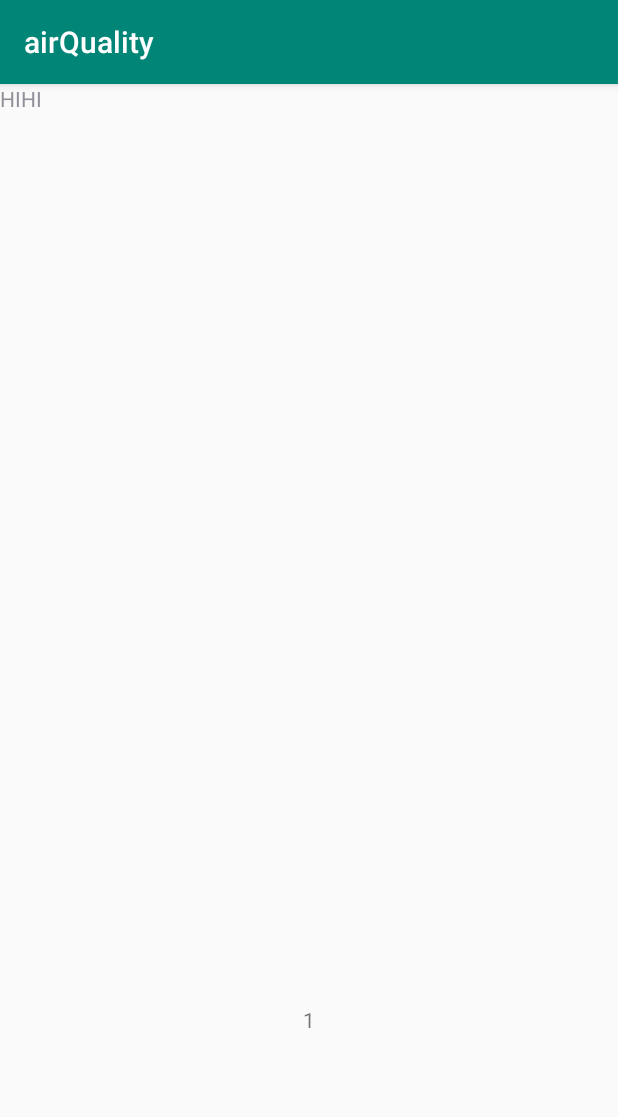
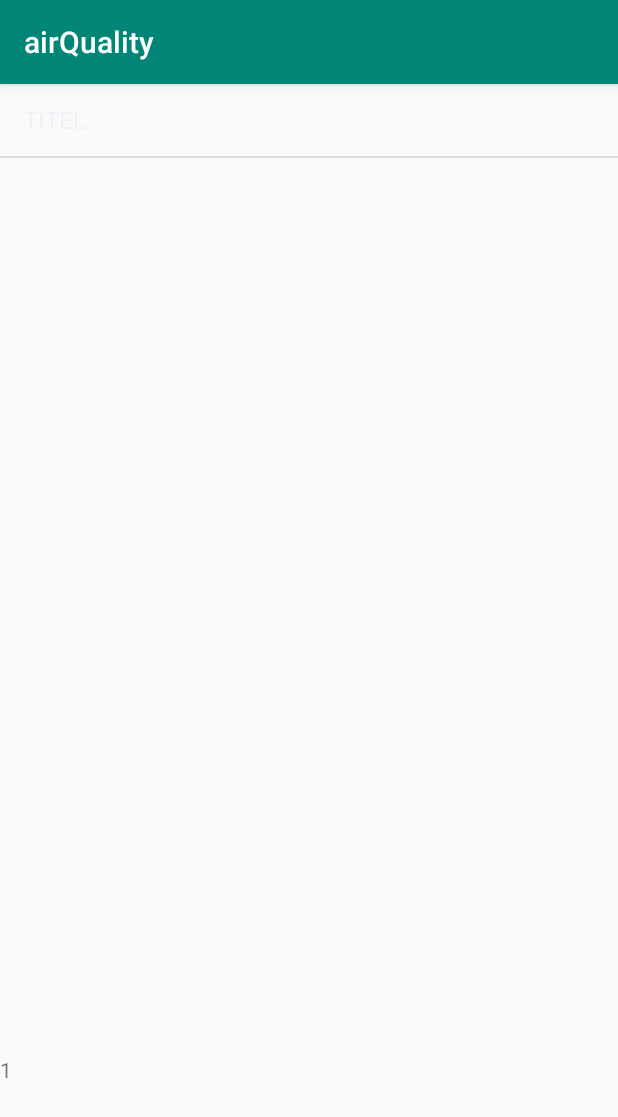
Before and after one commit to yi-shiou/Android_airQuality, an Android app: the screen it shows after launch (MainActivity), on a phone screen of 412 x 824 dp. Shown: the top 1117 px of the screen. Run offline under Robolectric (Android 15) with nearby library versions, the phone set to English and light mode, and no system bars; 1 statement that could not run was skipped.

Commit message:
show air info in listView

```diff
--- a/app/src/main/java/com/example/airquality/MainActivity.java
+++ b/app/src/main/java/com/example/airquality/MainActivity.java
@@ -14,6 +14,9 @@ import android.net.NetworkInfo;
 import android.os.Bundle;
 import android.os.Handler;
 import android.os.Message;
+import android.view.MotionEvent;
+import android.view.View;
+import android.widget.ArrayAdapter;
 import android.widget.BaseAdapter;
 import android.widget.ListView;
 import android.widget.TextView;
@@ -33,6 +36,7 @@ import java.io.InputStreamReader;
 import java.io.Reader;
 import java.net.URL;
 import java.util.ArrayList;
+import java.util.List;
 
 public class MainActivity extends AppCompatActivity {
 
@@ -44,6 +48,7 @@ public class MainActivity extends AppCompatActivity {
     private AirTable airTable;
 
     private ArrayList<String> items;
+    private ArrayAdapter<String> arrayAdapter;
     private MyListAdapter adapter;
 
     private ProgressDialog dialog;
@@ -58,9 +63,20 @@ public class MainActivity extends AppCompatActivity {
         myDBHelper = new MyDBHelper(getApplicationContext());
 //
         items = new ArrayList<String>();
-        adapter = new MyListAdapter(getApplicationContext(),items);
-        items.add("HIHI");
+//        adapter = new MyListAdapter(getApplicationContext(),items);
+//        listView.setAdapter(adapter);
+
+
+        arrayAdapter = new ArrayAdapter<>(getApplicationContext(),android.R.layout.simple_list_item_1,items);
+        listView.setAdapter(arrayAdapter);
+//
+//
+//
+        items.add("TITEL");
         listView.setAdapter(adapter);
+
+
+//        listView.setAdapter(arrayAdapter);
 
 
         //--end dor database ****/
@@ -70,10 +86,13 @@ public class MainActivity extends AppCompatActivity {
         tv_dailyquote = (TextView) findViewById(R.id.tv_dailyquote);
         listView = (ListView) findViewById(R.id.listView);
     }
+    private void setAdapter(){
+
+    }
     //*********** for not MVP ****************
 
     //--- for air
-    private String airPATH = "http://opendata.epa.gov.tw/webapi/Data/REWIQA/?$orderby=SiteName&$skip=0&$top=3&format=json";
+    private String airPATH = "http://opendata.epa.gov.tw/webapi/Data/REWIQA/?$orderby=SiteName&$skip=0&$top=100&format=json";
     Runnable runnable_air = new Runnable() {
         @Override
         public void run() {
@@ -149,16 +168,12 @@ public class MainActivity extends AppCompatActivity {
     private  void showAirData(String s){
 //*/
         String tmp = "1";
+        myDBHelper.addByJSON(s);
+        List<String> ls =  myDBHelper.queryAll();
 
-        tmp = myDBHelper.queryAll().get(0);
-//        items = new ArrayList<String>();
-//        adapter.addToList(tmp);
-//        listView.setAdapter(adapter);
-//
-//        items = new ArrayList<String>();
-//        items.add(tmp);
-//        adapter = new MyListAdapter(getApplicationContext(),items);
-//        listView.setAdapter(adapter);
+//        tmp = "" + ls.size();
+        items.addAll(ls);
+        listView.setAdapter(arrayAdapter);
 
         showDailyQuote(tmp);
         dialog.dismiss();
--- /dev/null
+++ b/app/src/main/java/com/example/airquality/model/JsonAnalysis.java
@@ -0,0 +1,59 @@
+package com.example.airquality.model;
+
+import android.content.ContentValues;
+
+import org.json.JSONArray;
+import org.json.JSONException;
+import org.json.JSONObject;
+
+import java.util.ArrayList;
+import java.util.List;
+
+public class JsonAnalysis {
+//    private String json;
+
+    public static final String COLUMN_NAMES[] = {"SiteName", "County", "AQI", "Pollutant", "Status", "SO2", "CO", "CO_8hr", "O3", "O3_8hr", "PM10", "PM2.5", "NO2", "NOx", "NO", "WindSpeed", "WindDirec", "PublishTime", "PM2.5_AVG", "PM10_AVG", "SO2_AVG", "Longitude", "Latitude", "SiteId"};
+
+    public JsonAnalysis(){
+//        json = "";
+    }
+
+//    public void setJson(String json){
+//        this.json = json;
+//    }
+
+
+
+    public String getFirstElement(String json){
+        String s = "";
+        try {
+                s = new JSONArray(json).getJSONObject(0).getString(COLUMN_NAMES[0]);
+        } catch (JSONException e) {
+        }
+        return s;
+    }
+
+    public List<ContentValues> analyze(String json){
+//    public List<ContentValues> analyze(String json){
+        try {
+            JSONArray jsonArray = new JSONArray(json);
+
+            List<ContentValues> lcv = new ArrayList<ContentValues>();
+            for (int i = 0; i < jsonArray.length(); ++i){
+                JSONObject jsonObject = jsonArray.getJSONObject(i);
+                int size = jsonObject.length();
+
+                ContentValues cv = new ContentValues();
+                for (int j = 0; j < size; ++j){
+                    cv.put("`"+COLUMN_NAMES[j]+"`",jsonObject.getString(COLUMN_NAMES[j]));
+                }
+                lcv.add(cv);
+            }
+            return lcv;
+        } catch (JSONException e) {
+            return null;
+        }
+
+    }
+
+}
--- a/app/src/main/java/com/example/airquality/model/MyDBHelper.java
+++ b/app/src/main/java/com/example/airquality/model/MyDBHelper.java
@@ -17,6 +17,7 @@ public class MyDBHelper extends SQLiteOpenHelper {
     private static MyDBHelper myDBHelper = null;
     public AirTable airTable = null;
     private Context context;
+    private JsonAnalysis jsonAnalysis;
 
 //    private static SQLiteDatabase database = null;
 
@@ -26,26 +27,12 @@ public class MyDBHelper extends SQLiteOpenHelper {
         airTable = new AirTable(TABLE_NAME);
         this.context = context;
         this.getWritableDatabase().close();
+        jsonAnalysis = new JsonAnalysis();
     }
-
-//    public static SQLiteDatabase getDatabase(Context context) {
-//        if (database == null || !database.isOpen()) {
-//            database = this.getWritableDatabase();
-//        }
-//        return database;
-//    }
 
     @Override
     public void onCreate(SQLiteDatabase db) {
         db.execSQL(airTable.CREATE_TABLE);
-//		final String SQL = "CREATE TABLE IF NOT EXISTS " + "MySample" + "( " +
-//		                       "_id INTEGER PRIMARY KEY AUTOINCREMENT, " +
-//				               "_TITLE VARCHAR(50), " +
-//		                       "_CONTENT TEXT," +
-//				               "_KIND VARCHAR(10)" +
-//				           ");";
-//        db.execSQL(SQL);
-
     }
 
     @Override
@@ -54,12 +41,29 @@ public class MyDBHelper extends SQLiteOpenHelper {
         onCreate(db);
     }
 
-//    public void close(){
-//        database.close();
-//    }
+    //--- check whether siteName exist in database
+    private boolean isExist(String siteName){
+        SQLiteDatabase db = getReadableDatabase();
+        Cursor cursor = db.rawQuery(
+                "SELECT COUNT(`SiteName`) FROM item WHERE SiteName = ?", new String[] {siteName});
+        int result = 0;
+        if (cursor.moveToFirst())
+            result = cursor.getInt(0);
+        cursor.close();
+        db.close();
+        return result > 0;
+    }
     public void addByJSON(String json){
-        airTable.addByJSON(json,getWritableDatabase());
+//        isExist("二林");
+
+        if (isExist(jsonAnalysis.getFirstElement(json))){
+//
+        }else {
+            airTable.addData(jsonAnalysis.analyze(json), getWritableDatabase());
+        }
+//        return String.valueOf(airTable.addData(jsonAnalysis.analyze(json), getWritableDatabase()));
     }
+
     public String queryItem(int id){
         String output = "get item ";
         SQLiteDatabase db = getReadableDatabase();
@@ -75,15 +79,12 @@ public class MyDBHelper extends SQLiteOpenHelper {
         return output;
     }
     public List<String> queryAll(){
-        List<String> ls = new ArrayList<String>();
         SQLiteDatabase db = getReadableDatabase();
         Cursor cursor = db.rawQuery(
                 "SELECT * FROM item", null);
 //                "SELECT COUNT(`SiteName`) FROM item", null);
 //                "SELECT * FROM item WHERE SiteName = ?", new String[] {"二林"});
-        if (cursor.moveToNext()) {
-            ls.add(airTable.printData(cursor));
-        }
+        List<String> ls = airTable.printData(cursor);
 
         cursor.close();
         db.close();
--- a/app/src/main/java/com/example/airquality/model/MyListAdapter.java
+++ b/app/src/main/java/com/example/airquality/model/MyListAdapter.java
@@ -10,12 +10,12 @@ import android.widget.TextView;
 
 import com.example.airquality.R;
 
-import java.util.List;
+import java.util.ArrayList;
 
 public class MyListAdapter extends BaseAdapter {
     private LayoutInflater myInflater;
-    private List<String> list;
-    public MyListAdapter(Context context, List<String> list){
+    private ArrayList<String> list;
+    public MyListAdapter(Context context, ArrayList<String> list){
         myInflater = LayoutInflater.from(context);
         this.list = list;
     }
@@ -31,32 +31,59 @@ public class MyListAdapter extends BaseAdapter {
 
     @Override
     public long getItemId(int position) {
-        return list.indexOf(getItem(position));
+//        return list.indexOf(getItem(position));
+        return position;
     }
 
-    private class ViewHolder{
+    static class ViewHolder{
         TextView value;
-        ImageView icon;
-        public ViewHolder(TextView value,ImageView icon){
+//        ImageView icon;
+//        public ViewHolder(TextView value,ImageView icon){
+//            this.value = value;
+//            this.icon = icon;
+//        }
+        public ViewHolder(TextView value){
             this.value = value;
-            this.icon = icon;
+//            this.icon = null;
+            value.setText("INIT");
         }
     }
 
     @Override
     public View getView(int position, View convertView, ViewGroup parent) {
-        ViewHolder holder = null;
-        if (convertView==null){
+        //*/
+        ViewHolder holder;
+        if (convertView == null){
             convertView = myInflater.inflate(R.layout.list_item,null);
             holder = new ViewHolder(
-                    (TextView) convertView.findViewById(R.id.list_text),
-                    (ImageView) convertView.findViewById(R.id.list_img)
+                    (TextView) convertView.findViewById(R.id.list_text)
             );
+//            holder = new ViewHolder(
+//                    (TextView) convertView.findViewById(R.id.list_text),
+//                    (ImageView) convertView.findViewById(R.id.list_img)
+//            );
         }else {
             holder = (ViewHolder) convertView.getTag();
         }
-
-        holder.value.setText(list.get(position));
+        //*/
+        /*/
+        View item = myInflater.inflate(R.layout.list_item, null);
+        TextView textView = (TextView)item.findViewById(R.id.list_text);
+        textView.setText("HELLO");
+        return item;
+        //*/
+//        holder.value.setText(list.get(position));
+        holder.value.setText("HAAAAAAAAAAAAA");
+//        switch (position){
+////            case 0:
+////
+////                break;
+////            case 1:
+////                break;
+//            default:
+//                holder.icon= null;
+//                break;
+//        }
         return convertView;
     }
 
--- a/app/src/main/res/layout/activity_main.xml
+++ b/app/src/main/res/layout/activity_main.xml
@@ -7,18 +7,17 @@
     tools:context=".MainActivity">
 
     <ListView
-        android:layout_width="wrap_content"
-        android:layout_height="wrap_content"
-        android:id="@+id/listView"/>
+        android:id="@+id/listView"
+        android:layout_width="match_parent"
+        android:layout_height="match_parent"
+        android:layout_marginBottom="128dp" />
+
     <TextView
         android:id="@+id/tv_dailyquote"
         android:layout_width="wrap_content"
         android:layout_height="wrap_content"
+        android:layout_marginTop="7dp"
         android:text="Hello World!"
-        app:layout_constraintBottom_toBottomOf="parent"
-        app:layout_constraintLeft_toLeftOf="parent"
-        app:layout_constraintRight_toRightOf="parent"
-        app:layout_constraintTop_toTopOf="parent"
-        app:layout_constraintVertical_bias="0.82" />
+        app:layout_constraintTop_toBottomOf="@+id/listView" />
 
 </androidx.constraintlayout.widget.ConstraintLayout>
```
Also changed, not shown: app/src/main/java/com/example/airquality/model/AirTable.java (+14 -35 lines).
